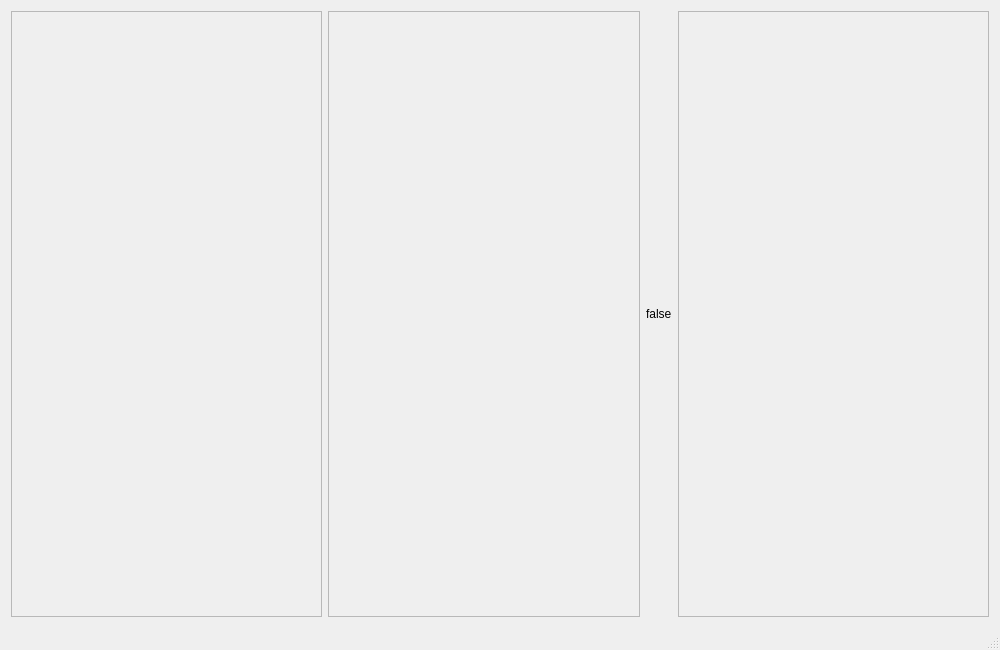
First picture: the form in src/apigui.ui, repository tobby88/ros-tapi-gui, before the edit.
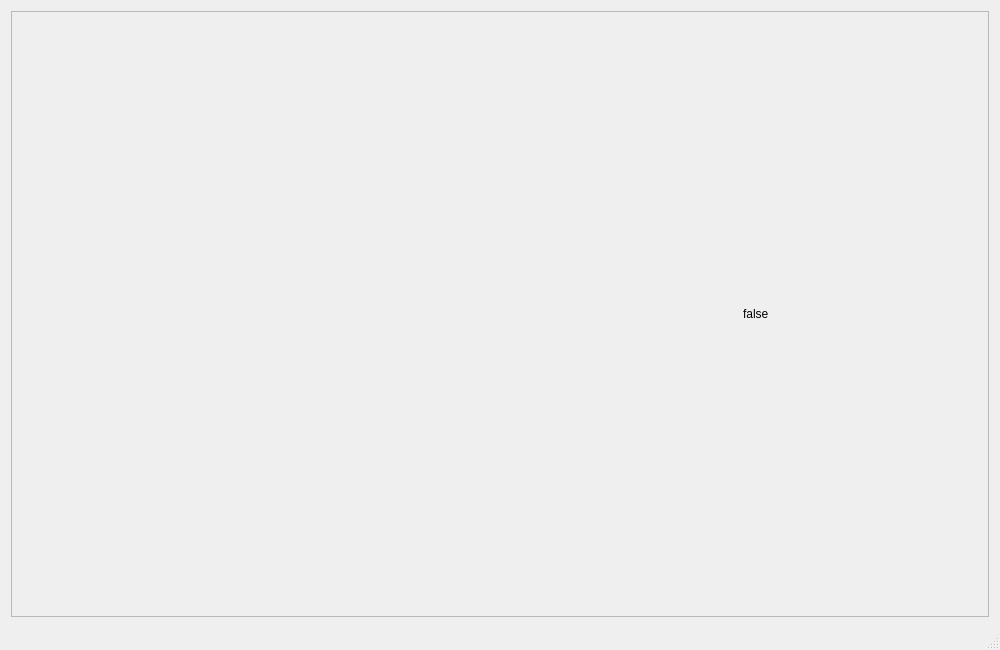
Second picture: the form after the edit.

Commit message: Use one big scroll area instead of independent ones for every device type

Patch:
```diff
--- a/src/apigui.ui
+++ b/src/apigui.ui
@@ -14,15 +14,9 @@
    <string>ApiGui</string>
   </property>
   <widget class="QWidget" name="centralWidget">
-   <layout class="QHBoxLayout" name="horizontalLayout">
+   <layout class="QVBoxLayout" name="verticalLayout_8">
     <item>
-     <widget class="QScrollArea" name="scrollAreaSender">
-      <property name="minimumSize">
-       <size>
-        <width>20</width>
-        <height>0</height>
-       </size>
-      </property>
+     <widget class="QScrollArea" name="scrollArea">
       <property name="widgetResizable">
        <bool>true</bool>
       </property>
@@ -31,28 +25,42 @@
         <rect>
          <x>0</x>
          <y>0</y>
-         <width>310</width>
+         <width>980</width>
          <height>608</height>
         </rect>
        </property>
-      </widget>
-     </widget>
-    </item>
+       <layout class="QVBoxLayout" name="verticalLayout_9">
     <item>
-     <widget class="QScrollArea" name="scrollAreaConnections">
-      <property name="widgetResizable">
-       <bool>true</bool>
-      </property>
-      <widget class="QWidget" name="scrollAreaWidgetContentsConnections">
-       <property name="geometry">
-        <rect>
-         <x>0</x>
-         <y>0</y>
-         <width>309</width>
-         <height>608</height>
-        </rect>
-       </property>
-      </widget>
+         <layout class="QHBoxLayout" name="horizontalLayoutColumns">
+          <property name="sizeConstraint">
+           <enum>QLayout::SetMaximumSize</enum>
+          </property>
+          <item>
+           <widget class="QWidget" name="widgetSender" native="true">
+            <layout class="QVBoxLayout" name="verticalLayout_3">
+             <item>
+              <layout class="QVBoxLayout" name="verticalLayoutSender">
+               <property name="sizeConstraint">
+                <enum>QLayout::SetMaximumSize</enum>
+               </property>
+              </layout>
+             </item>
+            </layout>
+           </widget>
+          </item>
+          <item>
+           <widget class="QWidget" name="emptyWidget" native="true">
+            <layout class="QVBoxLayout" name="verticalLayout_5"/>
+            <zorder></zorder>
+           </widget>
+          </item>
+          <item>
+           <widget class="QWidget" name="widgetReceiver" native="true">
+            <layout class="QVBoxLayout" name="verticalLayout_7">
+             <item>
+              <layout class="QVBoxLayout" name="verticalLayoutReceiver"/>
+             </item>
+            </layout>
      </widget>
     </item>
     <item>
@@ -62,26 +70,9 @@
       </property>
      </widget>
     </item>
-    <item>
-     <widget class="QScrollArea" name="scrollAreaReceiver">
-      <property name="minimumSize">
-       <size>
-        <width>20</width>
-        <height>0</height>
-       </size>
-      </property>
-      <property name="widgetResizable">
-       <bool>true</bool>
-      </property>
-      <widget class="QWidget" name="scrollAreaWidgetContentsReceiver">
-       <property name="geometry">
-        <rect>
-         <x>0</x>
-         <y>0</y>
-         <width>310</width>
-         <height>608</height>
-        </rect>
-       </property>
+         </layout>
+        </item>
+       </layout>
       </widget>
      </widget>
     </item>
```
Left out of the diff: 2 changed lines with no effect on the pictures. Lines whose indentation alone changed are shown as unchanged. The commit also changes 1 other file.
